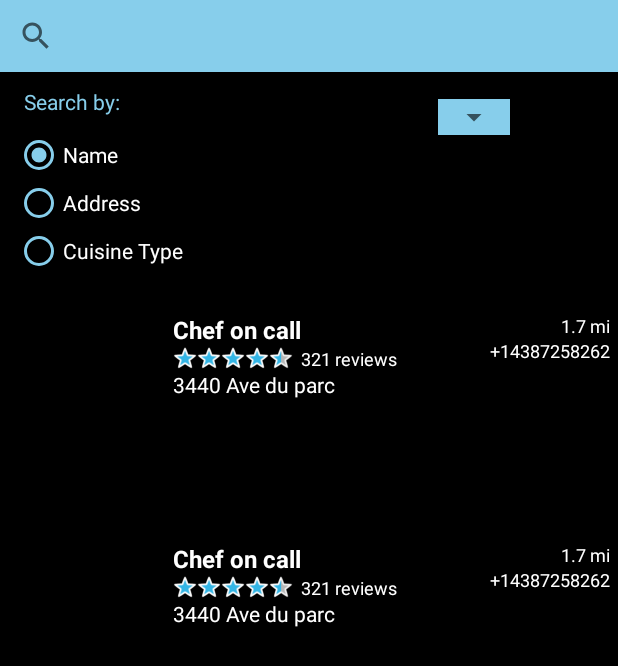
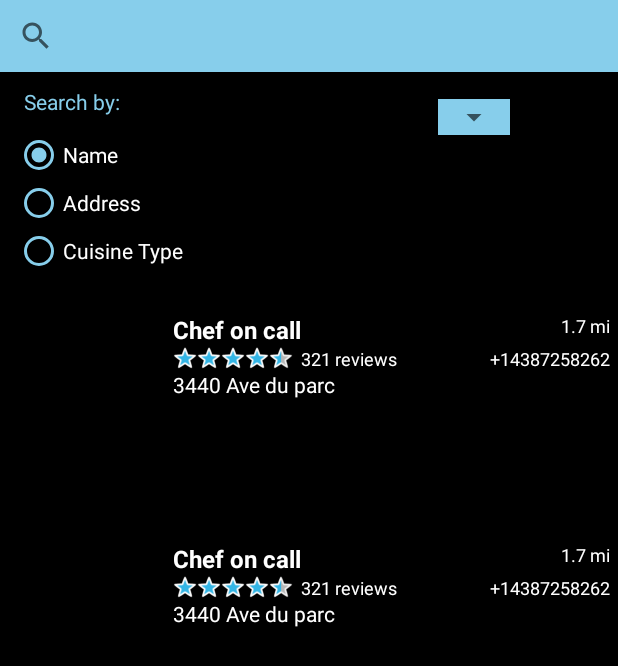
Before and after one commit to DineshNanda13/TheFoodieZone, an Android app: the layout fragment_restaurant.xml on its own in the app's theme, with its tools: preview values and no code run, on a phone screen of 412 x 824 dp. Shown: the top 666 px of the screen. Run offline under Robolectric (Android 15) with nearby library versions, the phone set to English and light mode, and no system bars.

Commit message:
Added some margins b/w the views

```diff
--- a/app/src/main/res/layout/fragment_restaurant.xml
+++ b/app/src/main/res/layout/fragment_restaurant.xml
@@ -1,5 +1,6 @@
 <?xml version="1.0" encoding="utf-8"?>
-<androidx.constraintlayout.widget.ConstraintLayout xmlns:android="http://schemas.android.com/apk/res/android"
+<androidx.constraintlayout.widget.ConstraintLayout
+    xmlns:android="http://schemas.android.com/apk/res/android"
     xmlns:tools="http://schemas.android.com/tools"
     android:layout_width="match_parent"
     android:layout_height="match_parent"
--- a/app/src/main/res/layout/restaurant_list_item.xml
+++ b/app/src/main/res/layout/restaurant_list_item.xml
@@ -97,6 +97,7 @@
         android:layout_width="wrap_content"
         android:layout_height="wrap_content"
         android:text="@string/_14387258262"
+        android:layout_marginTop="5dp"
         android:textSize="12sp"
         android:textColor="@color/list_text"
         app:layout_constraintEnd_toEndOf="parent"
```
